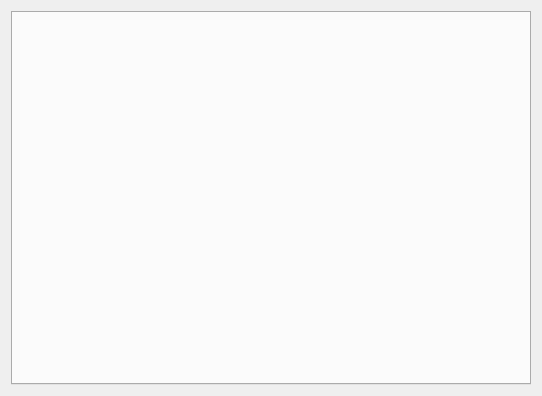
Qt form shell/settings/templateconfig.ui (KDE/kdevelop) before a commit.
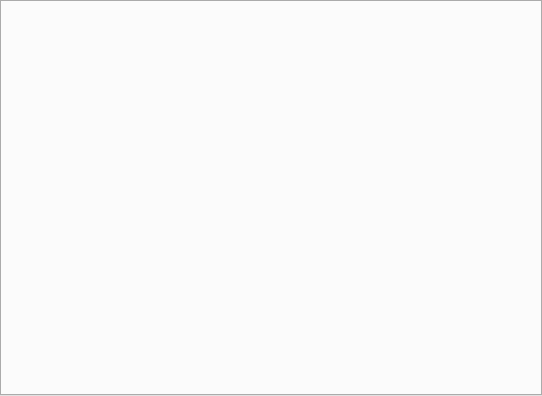
The same form after that commit.

Commit message: Remove additional margin around setting pages

The edit to the form file:
```diff
--- a/shell/settings/templateconfig.ui
+++ b/shell/settings/templateconfig.ui
@@ -11,6 +11,9 @@
    </rect>
   </property>
   <layout class="QVBoxLayout" name="verticalLayout">
+   <property name="margin">
+    <number>0</number>
+   </property>
    <item>
     <widget class="QTabWidget" name="tabWidget"/>
    </item>
```
The commit also changes 10 other files.
